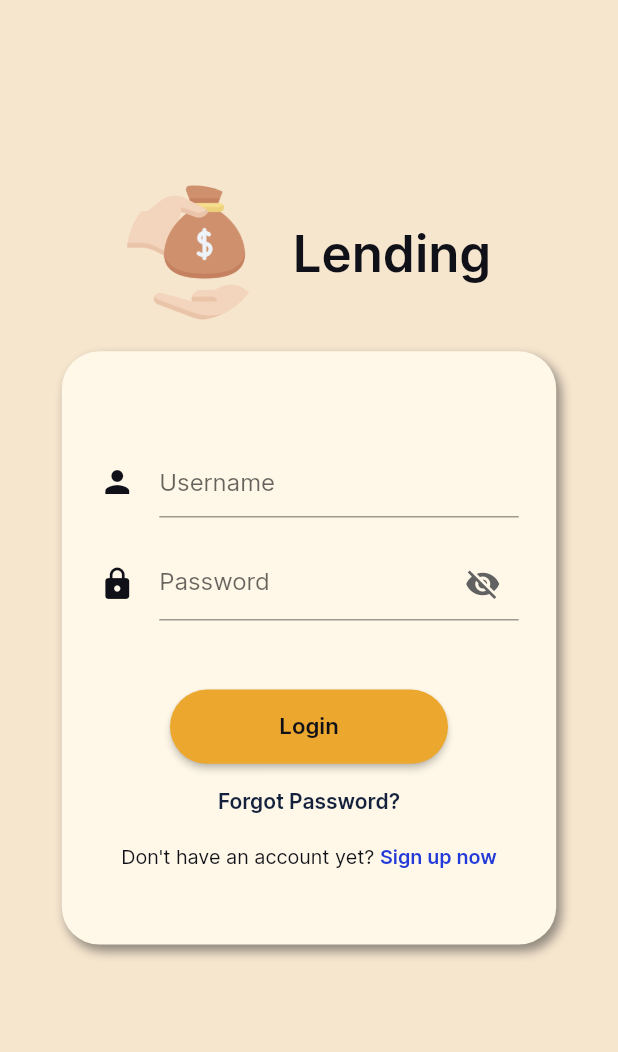
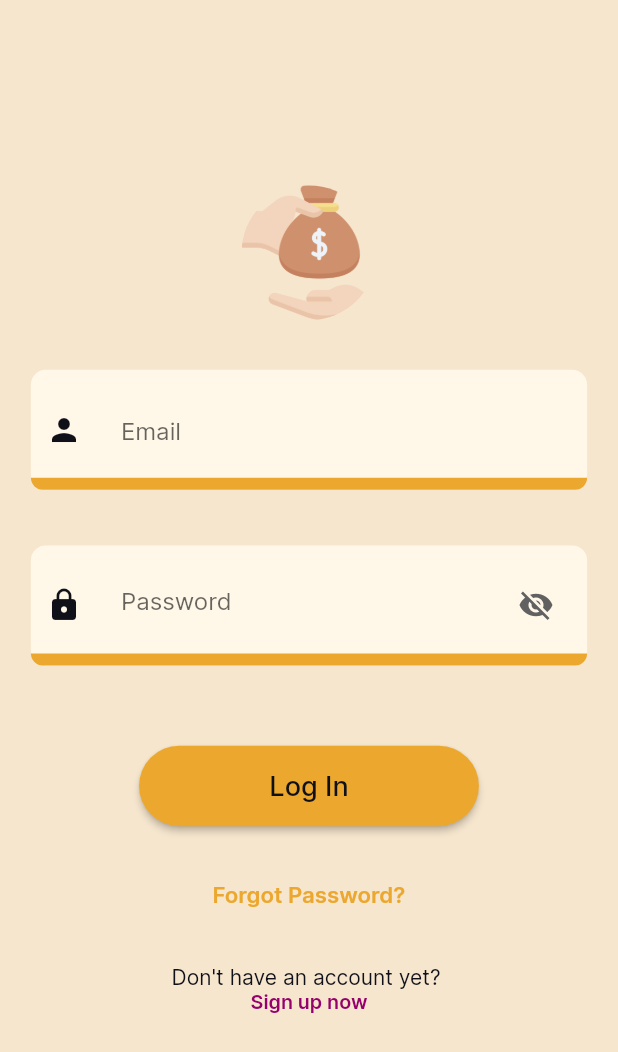
Before and after one commit to jdesolate/lending, a Flutter app: the screen it shows after launch, after a tap on "Log In", on a phone screen of 412 x 824 dp. Shown: the top 1052 px of the screen. Run offline on Flutter 3.47's test engine with Material 2 defaults, Android fonts, the phone set to English and light mode, and no system bars; our stand-ins replace firebase_auth, firebase_core, image_picker; accounts and stored records are empty; network calls fail.

Commit message:
v4.1 Login Revamp UI

```diff
--- a/lib/screens/login.dart
+++ b/lib/screens/login.dart
@@ -23,20 +23,19 @@ class _LoginScreenState extends State<LoginScreen> {
     final width = MediaQuery.of(context).size.width;
     final height = MediaQuery.of(context).size.height;
 
-    return SafeArea(
-      child: Scaffold(
+    return Scaffold(
       resizeToAvoidBottomInset: false,
       body: Container(
-          padding: EdgeInsets.symmetric(
-            vertical: height * 0.15,
-            horizontal: width * 0.10,
+        decoration: const BoxDecoration(color: primaryColor2),
+        child: Container(
+          margin: EdgeInsets.symmetric(
+            horizontal: width * 0.05,
           ),
-          decoration: const BoxDecoration(color: primaryColor2),
           child: Column(
             children: [
-              Row(
-                mainAxisAlignment: MainAxisAlignment.center,
-                children: [
+              SizedBox(
+                height: height * 0.15,
+              ),
               const CircleAvatar(
                 radius: 45,
                 backgroundColor: Colors.transparent,
@@ -45,39 +44,9 @@ class _LoginScreenState extends State<LoginScreen> {
                 ),
               ),
               SizedBox(
-                    width: width * 0.05,
-                  ),
-                  const Text(
-                    'Lending',
-                    style: textStyle,
-                  ),
-                ],
-              ),
-              SizedBox(
                 height: height * 0.025,
               ),
-              Container(
-                height: height * 0.48,
-                width: width * 0.85,
-                decoration: BoxDecoration(
-                  color: primaryColor1,
-                  borderRadius: BorderRadius.circular(25.0),
-                  boxShadow: [
-                    BoxShadow(
-                      color: primaryColor3.withOpacity(0.25),
-                      blurRadius: 5,
-                      offset: const Offset(3, 4), // changes position of shadow
-                    ),
-                    BoxShadow(
-                      color: primaryColor3.withOpacity(0.25),
-                      blurRadius: 5,
-                      offset: const Offset(3, 4), // changes position of shadow
-                    ),
-                  ],
-                ),
-                child: Container(
-                  padding: const EdgeInsets.all(25.0),
-                  child: Column(
+              Column(
                 mainAxisAlignment: MainAxisAlignment.spaceEvenly,
                 children: [
                   Column(
@@ -86,24 +55,94 @@ class _LoginScreenState extends State<LoginScreen> {
                       SizedBox(
                         height: height * 0.015,
                       ),
-                          TextField(
+                      Container(
+                        height: 80,
+                        decoration: BoxDecoration(
+                            color: primaryColor1,
+                            borderRadius: BorderRadius.circular(10.0)),
+                        child: Stack(
+                          children: [
+                            Align(
+                              alignment: Alignment.bottomCenter,
+                              child: Container(
+                                alignment: Alignment.bottomCenter,
+                                height: 8,
+                                width: double.maxFinite,
+                                decoration: const BoxDecoration(
+                                  borderRadius: BorderRadius.only(
+                                    bottomLeft: Radius.circular(10),
+                                    bottomRight: Radius.circular(10),
+                                  ),
+                                  color: accentColor1,
+                                ),
+                              ),
+                            ),
+                            Container(
+                              alignment: Alignment.center,
+                              margin:
+                                  const EdgeInsets.symmetric(horizontal: 10),
+                              child: TextField(
                                 controller: emailController,
                                 decoration: const InputDecoration(
+                                  border: InputBorder.none,
+                                  focusedBorder: InputBorder.none,
+                                  enabledBorder: InputBorder.none,
+                                  errorBorder: InputBorder.none,
+                                  disabledBorder: InputBorder.none,
+                                  contentPadding: EdgeInsets.only(
+                                      left: 10, bottom: 11, top: 11, right: 15),
                                   icon: Icon(
                                     Icons.person,
                                     color: primaryColor3,
                                   ),
-                              hintText: 'Username',
+                                  hintText: 'Email',
+                                ),
+                              ),
+                            ),
+                          ],
                         ),
                       ),
                       SizedBox(
-                            height: height * 0.025,
+                        height: height * 0.045,
                       ),
-                          TextFormField(
+                      Container(
+                        height: 80,
+                        decoration: BoxDecoration(
+                            color: primaryColor1,
+                            borderRadius: BorderRadius.circular(10.0)),
+                        child: Stack(
+                          children: [
+                            Align(
+                              alignment: Alignment.bottomCenter,
+                              child: Container(
+                                alignment: Alignment.bottomCenter,
+                                height: 8,
+                                width: double.maxFinite,
+                                decoration: const BoxDecoration(
+                                  borderRadius: BorderRadius.only(
+                                    bottomLeft: Radius.circular(10),
+                                    bottomRight: Radius.circular(10),
+                                  ),
+                                  color: accentColor1,
+                                ),
+                              ),
+                            ),
+                            Container(
+                              alignment: Alignment.center,
+                              margin:
+                                  const EdgeInsets.symmetric(horizontal: 10),
+                              child: TextFormField(
                                 keyboardType: TextInputType.text,
                                 controller: passwordController,
                                 obscureText: !_passwordVisible,
                                 decoration: InputDecoration(
+                                  border: InputBorder.none,
+                                  focusedBorder: InputBorder.none,
+                                  enabledBorder: InputBorder.none,
+                                  errorBorder: InputBorder.none,
+                                  disabledBorder: InputBorder.none,
+                                  contentPadding: const EdgeInsets.only(
+                                      left: 10, bottom: 11, top: 11, right: 15),
                                   icon: const Icon(
                                     Icons.lock,
                                     color: primaryColor3,
@@ -123,8 +162,12 @@ class _LoginScreenState extends State<LoginScreen> {
                                   ),
                                 ),
                               ),
+                            ),
+                          ],
+                        ),
+                      ),
                       SizedBox(
-                            height: height * 0.025,
+                        height: height * 0.065,
                       ),
                     ],
                   ),
@@ -186,26 +229,26 @@ class _LoginScreenState extends State<LoginScreen> {
                         style: ElevatedButton.styleFrom(
                           primary: accentColor1,
                           fixedSize: Size(
-                                width * 0.45,
-                                height * 0.060,
+                            width * 0.55,
+                            height * 0.065,
                           ),
                           shape: RoundedRectangleBorder(
                             borderRadius: BorderRadius.circular(40.0),
                           ),
                         ),
                         child: Text(
-                              'Login',
+                          'Log In',
                           style: TextStyle(
                             color: primaryColor3,
                             fontFamily: 'Inter',
-                                fontWeight: FontWeight.w600,
-                                fontSize: height * 0.018,
+                            fontWeight: FontWeight.w500,
+                            fontSize: height * 0.022,
                             decoration: TextDecoration.none,
                           ),
                         ),
                       ),
                       SizedBox(
-                            height: height * 0.020,
+                        height: height * 0.045,
                       ),
                       InkWell(
                         onTap: () {
@@ -221,18 +264,18 @@ class _LoginScreenState extends State<LoginScreen> {
                         child: Text(
                           'Forgot Password?',
                           style: TextStyle(
-                                color: secondaryColor2,
+                            color: accentColor1,
                             fontFamily: 'Inter',
                             fontWeight: FontWeight.w600,
-                                fontSize: height * 0.017,
+                            fontSize: height * 0.018,
                             decoration: TextDecoration.none,
                           ),
                         ),
                       ),
                       SizedBox(
-                            height: height * 0.025,
+                        height: height * 0.045,
                       ),
-                          Row(
+                      Column(
                         mainAxisAlignment: MainAxisAlignment.center,
                         children: [
                           Text(
@@ -241,7 +284,7 @@ class _LoginScreenState extends State<LoginScreen> {
                               color: primaryColor3,
                               fontFamily: 'Inter',
                               fontWeight: FontWeight.w400,
-                                  fontSize: height * 0.016,
+                              fontSize: height * 0.017,
                               decoration: TextDecoration.none,
                             ),
                           ),
@@ -257,7 +300,7 @@ class _LoginScreenState extends State<LoginScreen> {
                             child: Text(
                               'Sign up now',
                               style: TextStyle(
-                                    color: secondaryColor,
+                                color: accentColor2,
                                 fontFamily: 'Inter',
                                 fontWeight: FontWeight.w600,
                                 fontSize: height * 0.016,
@@ -271,8 +314,6 @@ class _LoginScreenState extends State<LoginScreen> {
                   ),
                 ],
               ),
-                ),
-              ),
               const Spacer(),
             ],
           ),
--- a/lib/screens/welcome.dart
+++ b/lib/screens/welcome.dart
@@ -73,6 +73,7 @@ class WelcomeScreen extends StatelessWidget {
                   },
                   style: ElevatedButton.styleFrom(
                     primary: accentColor1,
+                    elevation: 3,
                     fixedSize: Size(
                       width * 0.65,
                       height * 0.060,
@@ -106,7 +107,12 @@ class WelcomeScreen extends StatelessWidget {
                     primary: primaryColor1,
                     onPrimary: accentColor2,
                     onSurface: accentColor2,
-                    shadowColor: accentColor2,
+
+                    side: const BorderSide(
+                      width: 1,
+                      color: accentColor2,
+                    ), //border width and color
+                    elevation: 3, //elevation of button
                     fixedSize: Size(
                       width * 0.65,
                       height * 0.060,
```
Lines whose indentation alone changed are shown as unchanged.
